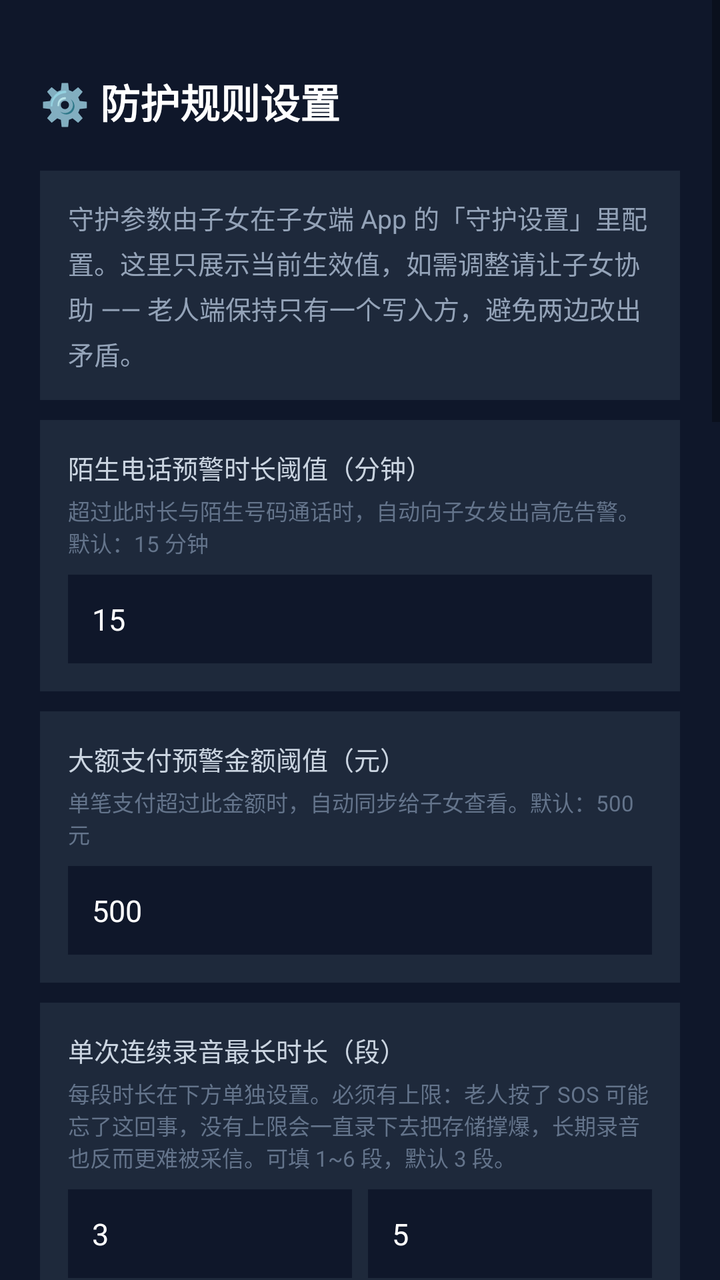
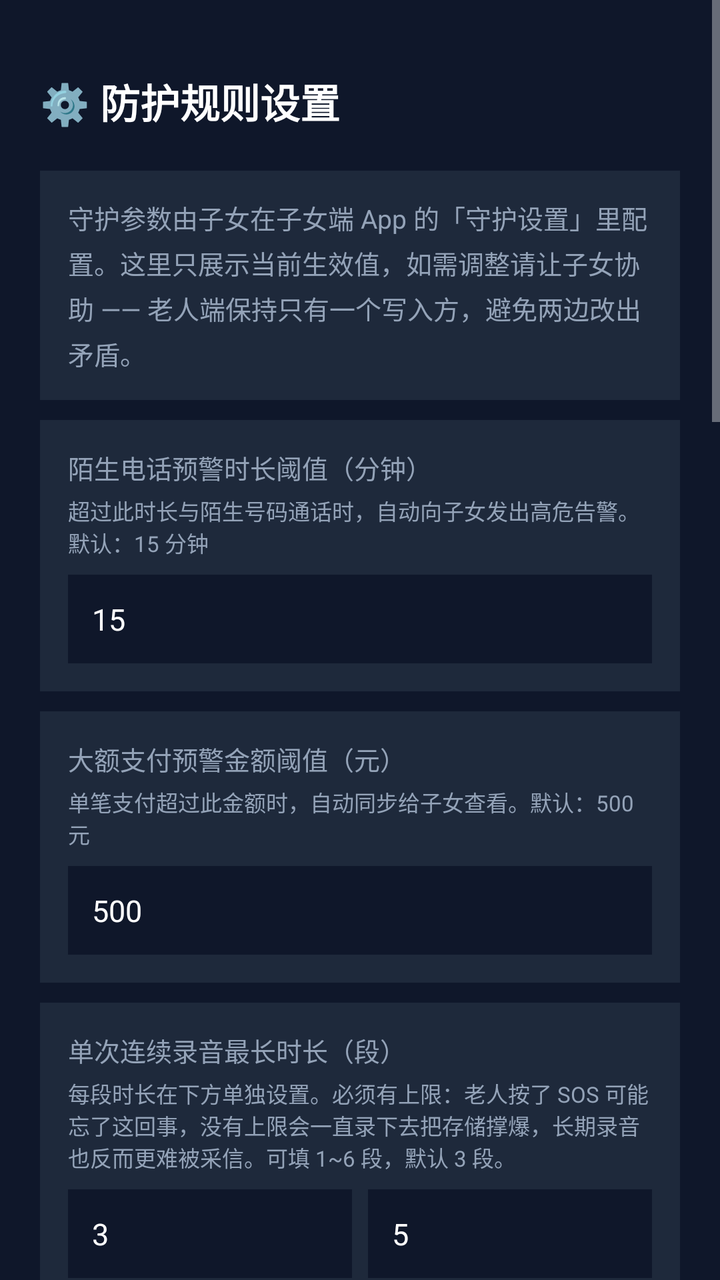

Before-and-after screenshots of an Android layout around one commit, followed by the original layout XML and the change that was made.
<!-- AndroidManifest.xml: application theme Theme.AntiFraudGuard -->
<!-- res/layout/activity_settings.xml -->
<?xml version="1.0" encoding="utf-8"?>
<ScrollView xmlns:android="http://schemas.android.com/apk/res/android"
    android:layout_width="match_parent"
    android:layout_height="match_parent"
    android:background="#0F172A">

    <LinearLayout
        android:layout_width="match_parent"
        android:layout_height="wrap_content"
        android:orientation="vertical"
        android:padding="20dp">

        <TextView
            android:layout_width="wrap_content"
            android:layout_height="wrap_content"
            android:text="⚙️ 防护规则设置"
            android:textColor="#FFFFFF"
            android:textSize="20sp"
            android:textStyle="bold"
            android:layout_marginTop="16dp" />

        <TextView
            android:layout_width="match_parent"
            android:layout_height="wrap_content"
            android:background="#1E293B"
            android:lineSpacingExtra="4dp"
            android:padding="14dp"
            android:layout_marginTop="20dp"
            android:text="守护参数由子女在子女端 App 的「守护设置」里配置。这里只展示当前生效值，如需调整请让子女协助 —— 老人端保持只有一个写入方，避免两边改出矛盾。"
            android:textColor="#94A3B8"
            android:textSize="13sp" />

        
        <LinearLayout
            android:layout_width="match_parent"
            android:layout_height="wrap_content"
            android:orientation="vertical"
            android:background="#1E293B"
            android:padding="14dp"
            android:layout_marginTop="10dp">

            <TextView
                android:layout_width="wrap_content"
                android:layout_height="wrap_content"
                android:text="陌生电话预警时长阈值（分钟）"
                android:textColor="#CBD5E1"
                android:textSize="13sp" />

            <TextView
                android:layout_width="wrap_content"
                android:layout_height="wrap_content"
                android:text="超过此时长与陌生号码通话时，自动向子女发出高危告警。默认：15 分钟"
                android:textColor="#64748B"
                android:textSize="11sp"
                android:layout_marginTop="4dp" />

            
            <TextView
                android:id="@+id/tv_call_threshold"
                android:layout_width="match_parent"
                android:layout_height="wrap_content"
                android:background="#0F172A"
                android:padding="12dp"
                android:text="15"
                android:textColor="#FFFFFF"
                android:textSize="15sp"
                android:layout_marginTop="8dp" />
        </LinearLayout>

        
        <LinearLayout
            android:layout_width="match_parent"
            android:layout_height="wrap_content"
            android:orientation="vertical"
            android:background="#1E293B"
            android:padding="14dp"
            android:layout_marginTop="10dp">

            <TextView
                android:layout_width="wrap_content"
                android:layout_height="wrap_content"
                android:text="大额支付预警金额阈值（元）"
                android:textColor="#CBD5E1"
                android:textSize="13sp" />

            <TextView
                android:layout_width="wrap_content"
                android:layout_height="wrap_content"
                android:text="单笔支付超过此金额时，自动同步给子女查看。默认：500 元"
                android:textColor="#64748B"
                android:textSize="11sp"
                android:layout_marginTop="4dp" />

            <TextView
                android:id="@+id/tv_payment_threshold"
                android:layout_width="match_parent"
                android:layout_height="wrap_content"
                android:background="#0F172A"
                android:padding="12dp"
                android:text="500"
                android:textColor="#FFFFFF"
                android:textSize="15sp"
                android:layout_marginTop="8dp" />
        </LinearLayout>

        
        <LinearLayout
            android:layout_width="match_parent"
            android:layout_height="wrap_content"
            android:orientation="vertical"
            android:background="#1E293B"
            android:padding="14dp"
            android:layout_marginTop="10dp">

            <TextView
                android:layout_width="wrap_content"
                android:layout_height="wrap_content"
                android:text="单次连续录音最长时长（段）"
                android:textColor="#CBD5E1"
                android:textSize="13sp" />

            <TextView
                android:layout_width="wrap_content"
                android:layout_height="wrap_content"
                android:text="每段时长在下方单独设置。必须有上限：老人按了 SOS 可能忘了这回事，没有上限会一直录下去把存储撑爆，长期录音也反而更难被采信。可填 1~6 段，默认 3 段。"
                android:textColor="#64748B"
                android:textSize="11sp"
                android:layout_marginTop="4dp" />

            <LinearLayout
                android:layout_width="match_parent"
                android:layout_height="wrap_content"
                android:orientation="horizontal"
                android:layout_marginTop="8dp">

                <TextView
                    android:id="@+id/tv_rec_segments"
                    android:layout_width="0dp"
                    android:layout_height="wrap_content"
                    android:layout_weight="1"
                    android:background="#0F172A"
                    android:padding="12dp"
                    android:text="3"
                    android:textColor="#FFFFFF"
                    android:textSize="15sp" />

                <TextView
                    android:id="@+id/tv_rec_segment_minutes"
                    android:layout_width="0dp"
                    android:layout_height="wrap_content"
                    android:layout_weight="1"
                    android:layout_marginStart="8dp"
                    android:background="#0F172A"
                    android:padding="12dp"
                    android:text="5"
                    android:textColor="#FFFFFF"
                    android:textSize="15sp" />
            </LinearLayout>

            <TextView
                android:layout_width="wrap_content"
                android:layout_height="wrap_content"
                android:text="左：连续录音最多几段（1~6）    右：每段几分钟（1~10，默认 5）"
                android:textColor="#64748B"
                android:textSize="11sp"
                android:layout_marginTop="6dp" />

            <TextView
                android:id="@+id/tv_rec_minutes_hint"
                android:layout_width="wrap_content"
                android:layout_height="wrap_content"
                android:text=""
                android:textColor="#10B981"
                android:textSize="12sp"
                android:layout_marginTop="6dp" />
        </LinearLayout>

        
        <LinearLayout
            android:layout_width="match_parent"
            android:layout_height="wrap_content"
            android:orientation="vertical"
            android:background="#1E293B"
            android:padding="14dp"
            android:layout_marginTop="10dp">

            <TextView
                android:layout_width="wrap_content"
                android:layout_height="wrap_content"
                android:text="老人姓名"
                android:textColor="#CBD5E1"
                android:textSize="13sp" />

            <EditText
                android:id="@+id/et_elder_name"
                android:layout_width="match_parent"
                android:layout_height="48dp"
                android:hint="如：张爷爷"
                android:textColor="#FFFFFF"
                android:textColorHint="#64748B"
                android:background="#0F172A"
                android:paddingHorizontal="12dp"
                android:layout_marginTop="8dp" />

            <TextView
                android:layout_width="wrap_content"
                android:layout_height="wrap_content"
                android:text="老人手机号（同步到服务器，子女端可见）"
                android:textColor="#CBD5E1"
                android:textSize="13sp"
                android:layout_marginTop="12dp" />

            <EditText
                android:id="@+id/et_elder_phone"
                android:layout_width="match_parent"
                android:layout_height="48dp"
                android:hint="11 位手机号"
                android:inputType="phone"
                android:textColor="#FFFFFF"
                android:textColorHint="#64748B"
                android:background="#0F172A"
                android:paddingHorizontal="12dp"
                android:layout_marginTop="8dp" />

            <TextView
                android:layout_width="wrap_content"
                android:layout_height="wrap_content"
                android:text="已绑定守护人姓名"
                android:textColor="#CBD5E1"
                android:textSize="13sp"
                android:layout_marginTop="12dp" />

            
            <TextView
                android:id="@+id/tv_family_name"
                android:layout_width="match_parent"
                android:layout_height="wrap_content"
                android:background="#0F172A"
                android:padding="12dp"
                android:text="未绑定子女账号"
                android:textColor="#FFFFFF"
                android:textSize="15sp"
                android:layout_marginTop="8dp" />

            <TextView
                android:layout_width="wrap_content"
                android:layout_height="wrap_content"
                android:text="由子女端绑定后自动显示，换手机也不会丢；如需改名请在子女端账号中操作。"
                android:textColor="#64748B"
                android:textSize="11sp"
                android:layout_marginTop="4dp" />
        </LinearLayout>

        <TextView
            android:layout_width="wrap_content"
            android:layout_height="wrap_content"
            android:text="以上防护规则会同步到云端，换手机、重装 App 后自动恢复，不会悄悄回到默认值。"
            android:textColor="#64748B"
            android:textSize="11sp"
            android:layout_marginTop="12dp" />

        
        <LinearLayout
            android:layout_width="match_parent"
            android:layout_height="wrap_content"
            android:orientation="vertical"
            android:background="#1E293B"
            android:padding="14dp"
            android:layout_marginTop="10dp">

            <TextView
                android:layout_width="wrap_content"
                android:layout_height="wrap_content"
                android:text="🩺 守护健康自检"
                android:textColor="#FFFFFF"
                android:textSize="15sp"
                android:textStyle="bold" />

            <TextView
                android:id="@+id/tv_health_report"
                android:layout_width="match_parent"
                android:layout_height="wrap_content"
                android:background="#0F172A"
                android:padding="12dp"
                android:text="正在检测…"
                android:textColor="#CBD5E1"
                android:textSize="12sp"
                android:layout_marginTop="10dp"
                android:lineSpacingExtra="3dp" />

            <TextView
                android:id="@+id/tv_health_advice"
                android:layout_width="match_parent"
                android:layout_height="wrap_content"
                android:text=""
                android:textColor="#FBBF24"
                android:textSize="12sp"
                android:layout_marginTop="8dp" />

            <Button
                android:id="@+id/btn_refresh_health"
                android:layout_width="match_parent"
                android:layout_height="46dp"
                android:text="重新检测"
                android:backgroundTint="#334155"
                android:textColor="#E2E8F0"
                android:layout_marginTop="12dp" />

            
            <Button
                android:id="@+id/btn_fix_battery"
                android:layout_width="match_parent"
                android:layout_height="46dp"
                android:text="① 关闭系统电池优化（防后台被杀）"
                android:backgroundTint="#334155"
                android:textColor="#E2E8F0"
                android:layout_marginTop="8dp" />

            <Button
                android:id="@+id/btn_fix_background_location"
                android:layout_width="match_parent"
                android:layout_height="46dp"
                android:text="② 位置权限改为「始终允许」"
                android:backgroundTint="#334155"
                android:textColor="#E2E8F0"
                android:layout_marginTop="8dp" />

            <Button
                android:id="@+id/btn_fix_call_screening"
                android:layout_width="match_parent"
                android:layout_height="46dp"
                android:text="③ 设为来电显示/骚扰拦截应用"
                android:backgroundTint="#334155"
                android:textColor="#E2E8F0"
                android:layout_marginTop="8dp" />

            <Button
                android:id="@+id/btn_fix_notification_access"
                android:layout_width="match_parent"
                android:layout_height="46dp"
                android:text="④ 开启通知使用权（用于监听扣款）"
                android:backgroundTint="#334155"
                android:textColor="#E2E8F0"
                android:layout_marginTop="8dp" />

            <Button
                android:id="@+id/btn_fix_vendor"
                android:layout_width="match_parent"
                android:layout_height="46dp"
                android:text="⑤ 自启动 / 后台弹出界面（厂商设置）"
                android:backgroundTint="#334155"
                android:textColor="#E2E8F0"
                android:layout_marginTop="8dp" />

            <Button
                android:id="@+id/btn_fix_usage_access"
                android:layout_width="match_parent"
                android:layout_height="46dp"
                android:text="⑥ 使用情况访问（通话中打开支付App联动）"
                android:backgroundTint="#334155"
                android:textColor="#E2E8F0"
                android:layout_marginTop="8dp" />
        </LinearLayout>

        <Button
            android:id="@+id/btn_save_settings"
            android:layout_width="match_parent"
            android:layout_height="52dp"
            android:text="保存设置"
            android:backgroundTint="#10B981"
            android:textColor="#FFFFFF"
            android:textStyle="bold"
            android:layout_marginTop="20dp" />

        
        <LinearLayout
            android:layout_width="match_parent"
            android:layout_height="wrap_content"
            android:orientation="vertical"
            android:background="#1E293B"
            android:padding="14dp"
            android:layout_marginTop="16dp"
            android:layout_marginBottom="24dp">

            <TextView
                android:layout_width="wrap_content"
                android:layout_height="wrap_content"
                android:text="⬆️ 版本与升级"
                android:textColor="#FFFFFF"
                android:textSize="15sp"
                android:textStyle="bold" />

            <TextView
                android:id="@+id/tv_app_version"
                android:layout_width="match_parent"
                android:layout_height="wrap_content"
                android:text="当前版本：检测中…"
                android:textColor="#CBD5E1"
                android:textSize="12sp"
                android:layout_marginTop="8dp" />

            <TextView
                android:id="@+id/tv_update_status"
                android:layout_width="match_parent"
                android:layout_height="wrap_content"
                android:text=""
                android:textColor="#FBBF24"
                android:textSize="12sp"
                android:layout_marginTop="6dp"
                android:lineSpacingExtra="3dp" />

            <Button
                android:id="@+id/btn_check_update"
                android:layout_width="match_parent"
                android:layout_height="48dp"
                android:text="检查更新"
                android:backgroundTint="#334155"
                android:textColor="#E2E8F0"
                android:layout_marginTop="10dp" />

            <TextView
                android:layout_width="match_parent"
                android:layout_height="wrap_content"
                android:text="升级包约 23MB，弱网下需要几分钟。首次升级系统会要求授权「允许安装未知应用」，按提示打开一次即可，之后不再询问。"
                android:textColor="#64748B"
                android:textSize="11sp"
                android:layout_marginTop="8dp" />
        </LinearLayout>

    </LinearLayout>
</ScrollView>
<!-- resources referenced by this layout -->
<resources>
  <style name="Theme.AntiFraudGuard" parent="Theme.MaterialComponents.DayNight.NoActionBar">
          
          <item name="colorPrimary">@color/blue_500</item>
          <item name="colorPrimaryVariant">@color/blue_700</item>
          <item name="colorOnPrimary">@color/white</item>
          
          <item name="colorSecondary">@color/emerald_500</item>
          <item name="colorSecondaryVariant">@color/emerald_700</item>
          <item name="colorOnSecondary">@color/white</item>
          
          <item name="android:statusBarColor">#0F172A</item>
          <item name="android:windowBackground">#0F172A</item>
      </style>
  <color name="blue_500">#3B82F6</color>
  <color name="blue_700">#1D4ED8</color>
  <color name="white">#FFFFFFFF</color>
  <color name="emerald_500">#10B981</color>
  <color name="emerald_700">#047857</color>
</resources>

<!-- the commit's change to res/layout/activity_settings.xml (unified diff, before → after) -->
@@ -2,7 +2,7 @@
 <ScrollView xmlns:android="http://schemas.android.com/apk/res/android"
     android:layout_width="match_parent"
     android:layout_height="match_parent"
-    android:background="#0F172A">
+    android:background="?attr/appBg">
 
     <LinearLayout
         android:layout_width="match_parent"
@@ -14,7 +14,7 @@
             android:layout_width="wrap_content"
             android:layout_height="wrap_content"
             android:text="⚙️ 防护规则设置"
-            android:textColor="#FFFFFF"
+            android:textColor="?attr/appText"
             android:textSize="20sp"
             android:textStyle="bold"
             android:layout_marginTop="16dp" />
@@ -22,12 +22,12 @@
         <TextView
             android:layout_width="match_parent"
             android:layout_height="wrap_content"
-            android:background="#1E293B"
+            android:background="?attr/appCard"
             android:lineSpacingExtra="4dp"
             android:padding="14dp"
             android:layout_marginTop="20dp"
             android:text="守护参数由子女在子女端 App 的「守护设置」里配置。这里只展示当前生效值，如需调整请让子女协助 —— 老人端保持只有一个写入方，避免两边改出矛盾。"
-            android:textColor="#94A3B8"
+            android:textColor="?attr/appTextDim"
             android:textSize="13sp" />
 
         
@@ -35,7 +35,7 @@
             android:layout_width="match_parent"
             android:layout_height="wrap_content"
             android:orientation="vertical"
-            android:background="#1E293B"
+            android:background="?attr/appCard"
             android:padding="14dp"
             android:layout_marginTop="10dp">
 
@@ -43,14 +43,14 @@
                 android:layout_width="wrap_content"
                 android:layout_height="wrap_content"
                 android:text="陌生电话预警时长阈值（分钟）"
-                android:textColor="#CBD5E1"
+                android:textColor="?attr/appTextDim"
                 android:textSize="13sp" />
 
             <TextView
                 android:layout_width="wrap_content"
                 android:layout_height="wrap_content"
                 android:text="超过此时长与陌生号码通话时，自动向子女发出高危告警。默认：15 分钟"
-                android:textColor="#64748B"
+                android:textColor="?attr/appTextDim"
                 android:textSize="11sp"
                 android:layout_marginTop="4dp" />
 
@@ -59,10 +59,10 @@
                 android:id="@+id/tv_call_threshold"
                 android:layout_width="match_parent"
                 android:layout_height="wrap_content"
-                android:background="#0F172A"
+                android:background="?attr/appBg"
                 android:padding="12dp"
                 android:text="15"
-                android:textColor="#FFFFFF"
+                android:textColor="?attr/appText"
                 android:textSize="15sp"
                 android:layout_marginTop="8dp" />
         </LinearLayout>
@@ -72,7 +72,7 @@
             android:layout_width="match_parent"
             android:layout_height="wrap_content"
             android:orientation="vertical"
-            android:background="#1E293B"
+            android:background="?attr/appCard"
             android:padding="14dp"
             android:layout_marginTop="10dp">
 
@@ -80,14 +80,14 @@
                 android:layout_width="wrap_content"
                 android:layout_height="wrap_content"
                 android:text="大额支付预警金额阈值（元）"
-                android:textColor="#CBD5E1"
+                android:textColor="?attr/appTextDim"
                 android:textSize="13sp" />
 
             <TextView
                 android:layout_width="wrap_content"
                 android:layout_height="wrap_content"
                 android:text="单笔支付超过此金额时，自动同步给子女查看。默认：500 元"
-                android:textColor="#64748B"
+                android:textColor="?attr/appTextDim"
                 android:textSize="11sp"
                 android:layout_marginTop="4dp" />
 
@@ -95,10 +95,10 @@
                 android:id="@+id/tv_payment_threshold"
                 android:layout_width="match_parent"
                 android:layout_height="wrap_content"
-                android:background="#0F172A"
+                android:background="?attr/appBg"
                 android:padding="12dp"
                 android:text="500"
-                android:textColor="#FFFFFF"
+                android:textColor="?attr/appText"
                 android:textSize="15sp"
                 android:layout_marginTop="8dp" />
         </LinearLayout>
@@ -108,7 +108,7 @@
             android:layout_width="match_parent"
             android:layout_height="wrap_content"
             android:orientation="vertical"
-            android:background="#1E293B"
+            android:background="?attr/appCard"
             android:padding="14dp"
             android:layout_marginTop="10dp">
 
@@ -116,14 +116,14 @@
                 android:layout_width="wrap_content"
                 android:layout_height="wrap_content"
                 android:text="单次连续录音最长时长（段）"
-                android:textColor="#CBD5E1"
+                android:textColor="?attr/appTextDim"
                 android:textSize="13sp" />
 
             <TextView
                 android:layout_width="wrap_content"
                 android:layout_height="wrap_content"
                 android:text="每段时长在下方单独设置。必须有上限：老人按了 SOS 可能忘了这回事，没有上限会一直录下去把存储撑爆，长期录音也反而更难被采信。可填 1~6 段，默认 3 段。"
-                android:textColor="#64748B"
+                android:textColor="?attr/appTextDim"
                 android:textSize="11sp"
                 android:layout_marginTop="4dp" />
 
@@ -138,10 +138,10 @@
                     android:layout_width="0dp"
                     android:layout_height="wrap_content"
                     android:layout_weight="1"
-                    android:background="#0F172A"
+                    android:background="?attr/appBg"
                     android:padding="12dp"
                     android:text="3"
-                    android:textColor="#FFFFFF"
+                    android:textColor="?attr/appText"
                     android:textSize="15sp" />
 
                 <TextView
@@ -150,10 +150,10 @@
                     android:layout_height="wrap_content"
                     android:layout_weight="1"
                     android:layout_marginStart="8dp"
-                    android:background="#0F172A"
+                    android:background="?attr/appBg"
                     android:padding="12dp"
                     android:text="5"
-                    android:textColor="#FFFFFF"
+                    android:textColor="?attr/appText"
                     android:textSize="15sp" />
             </LinearLayout>
 
@@ -161,7 +161,7 @@
                 android:layout_width="wrap_content"
                 android:layout_height="wrap_content"
                 android:text="左：连续录音最多几段（1~6）    右：每段几分钟（1~10，默认 5）"
-                android:textColor="#64748B"
+                android:textColor="?attr/appTextDim"
                 android:textSize="11sp"
                 android:layout_marginTop="6dp" />
 
@@ -180,7 +180,7 @@
             android:layout_width="match_parent"
             android:layout_height="wrap_content"
             android:orientation="vertical"
-            android:background="#1E293B"
+            android:background="?attr/appCard"
             android:padding="14dp"
             android:layout_marginTop="10dp">
 
@@ -188,7 +188,7 @@
                 android:layout_width="wrap_content"
                 android:layout_height="wrap_content"
                 android:text="老人姓名"
-                android:textColor="#CBD5E1"
+                android:textColor="?attr/appTextDim"
                 android:textSize="13sp" />
 
             <EditText
@@ -196,9 +196,9 @@
                 android:layout_width="match_parent"
                 android:layout_height="48dp"
                 android:hint="如：张爷爷"
-                android:textColor="#FFFFFF"
+                android:textColor="?attr/appText"
                 android:textColorHint="#64748B"
-                android:background="#0F172A"
+                android:background="?attr/appBg"
                 android:paddingHorizontal="12dp"
                 android:layout_marginTop="8dp" />
 
@@ -206,7 +206,7 @@
                 android:layout_width="wrap_content"
                 android:layout_height="wrap_content"
                 android:text="老人手机号（同步到服务器，子女端可见）"
-                android:textColor="#CBD5E1"
+                android:textColor="?attr/appTextDim"
                 android:textSize="13sp"
                 android:layout_marginTop="12dp" />
 
@@ -216,9 +216,9 @@
                 android:layout_height="48dp"
                 android:hint="11 位手机号"
                 android:inputType="phone"
-                android:textColor="#FFFFFF"
+                android:textColor="?attr/appText"
                 android:textColorHint="#64748B"
-                android:background="#0F172A"
+                android:background="?attr/appBg"
                 android:paddingHorizontal="12dp"
                 android:layout_marginTop="8dp" />
 
@@ -226,7 +226,7 @@
                 android:layout_width="wrap_content"
                 android:layout_height="wrap_content"
                 android:text="已绑定守护人姓名"
-                android:textColor="#CBD5E1"
+                android:textColor="?attr/appTextDim"
                 android:textSize="13sp"
                 android:layout_marginTop="12dp" />
 
@@ -235,10 +235,10 @@
                 android:id="@+id/tv_family_name"
                 android:layout_width="match_parent"
                 android:layout_height="wrap_content"
-                android:background="#0F172A"
+                android:background="?attr/appBg"
                 android:padding="12dp"
                 android:text="未绑定子女账号"
-                android:textColor="#FFFFFF"
+                android:textColor="?attr/appText"
                 android:textSize="15sp"
                 android:layout_marginTop="8dp" />
 
@@ -246,7 +246,7 @@
                 android:layout_width="wrap_content"
                 android:layout_height="wrap_content"
                 android:text="由子女端绑定后自动显示，换手机也不会丢；如需改名请在子女端账号中操作。"
-                android:textColor="#64748B"
+                android:textColor="?attr/appTextDim"
                 android:textSize="11sp"
                 android:layout_marginTop="4dp" />
         </LinearLayout>
@@ -255,7 +255,7 @@
             android:layout_width="wrap_content"
             android:layout_height="wrap_content"
             android:text="以上防护规则会同步到云端，换手机、重装 App 后自动恢复，不会悄悄回到默认值。"
-            android:textColor="#64748B"
+            android:textColor="?attr/appTextDim"
             android:textSize="11sp"
             android:layout_marginTop="12dp" />
 
@@ -264,7 +264,7 @@
             android:layout_width="match_parent"
             android:layout_height="wrap_content"
             android:orientation="vertical"
-            android:background="#1E293B"
+            android:background="?attr/appCard"
             android:padding="14dp"
             android:layout_marginTop="10dp">
 
@@ -272,7 +272,7 @@
                 android:layout_width="wrap_content"
                 android:layout_height="wrap_content"
                 android:text="🩺 守护健康自检"
-                android:textColor="#FFFFFF"
+                android:textColor="?attr/appText"
                 android:textSize="15sp"
                 android:textStyle="bold" />
 
@@ -280,10 +280,10 @@
                 android:id="@+id/tv_health_report"
                 android:layout_width="match_parent"
                 android:layout_height="wrap_content"
-                android:background="#0F172A"
+                android:background="?attr/appBg"
                 android:padding="12dp"
                 android:text="正在检测…"
-                android:textColor="#CBD5E1"
+                android:textColor="?attr/appTextDim"
                 android:textSize="12sp"
                 android:layout_marginTop="10dp"
                 android:lineSpacingExtra="3dp" />
@@ -377,7 +377,7 @@
             android:layout_width="match_parent"
             android:layout_height="wrap_content"
             android:orientation="vertical"
-            android:background="#1E293B"
+            android:background="?attr/appCard"
             android:padding="14dp"
             android:layout_marginTop="16dp"
             android:layout_marginBottom="24dp">
@@ -386,7 +386,7 @@
                 android:layout_width="wrap_content"
                 android:layout_height="wrap_content"
                 android:text="⬆️ 版本与升级"
-                android:textColor="#FFFFFF"
+                android:textColor="?attr/appText"
                 android:textSize="15sp"
                 android:textStyle="bold" />
 
@@ -395,7 +395,7 @@
                 android:layout_width="match_parent"
                 android:layout_height="wrap_content"
                 android:text="当前版本：检测中…"
-                android:textColor="#CBD5E1"
+                android:textColor="?attr/appTextDim"
                 android:textSize="12sp"
                 android:layout_marginTop="8dp" />
 
@@ -422,7 +422,7 @@
                 android:layout_width="match_parent"
                 android:layout_height="wrap_content"
                 android:text="升级包约 23MB，弱网下需要几分钟。首次升级系统会要求授权「允许安装未知应用」，按提示打开一次即可，之后不再询问。"
-                android:textColor="#64748B"
+                android:textColor="?attr/appTextDim"
                 android:textSize="11sp"
                 android:layout_marginTop="8dp" />
         </LinearLayout>
<!-- resource entries referenced after the edit -->
@@ -1,6 +1,6 @@
 <!-- resources referenced by this layout -->
 <resources>
-  <style name="Theme.AntiFraudGuard" parent="Theme.MaterialComponents.DayNight.NoActionBar">
+  <style name="Theme.AntiFraudGuard" parent="Theme.MaterialComponents.NoActionBar">
           
           <item name="colorPrimary">@color/blue_500</item>
           <item name="colorPrimaryVariant">@color/blue_700</item>
@@ -9,9 +9,20 @@
           <item name="colorSecondary">@color/emerald_500</item>
           <item name="colorSecondaryVariant">@color/emerald_700</item>
           <item name="colorOnSecondary">@color/white</item>
+  
+          <item name="appBg">#0F172A</item>
+          <item name="appCard">#1E293B</item>
+          <item name="appCardAlt">#26314A</item>
+          <item name="appText">#FFFFFF</item>
+          <item name="appTextDim">#94A3B8</item>
+          <item name="appDivider">#334155</item>
+          <item name="appInputBg">#26314A</item>
+          <item name="appInputText">#FFFFFF</item>
+  
           
           <item name="android:statusBarColor">#0F172A</item>
           <item name="android:windowBackground">#0F172A</item>
+          <item name="android:navigationBarColor">#0F172A</item>
       </style>
   <color name="blue_500">#3B82F6</color>
   <color name="blue_700">#1D4ED8</color>
